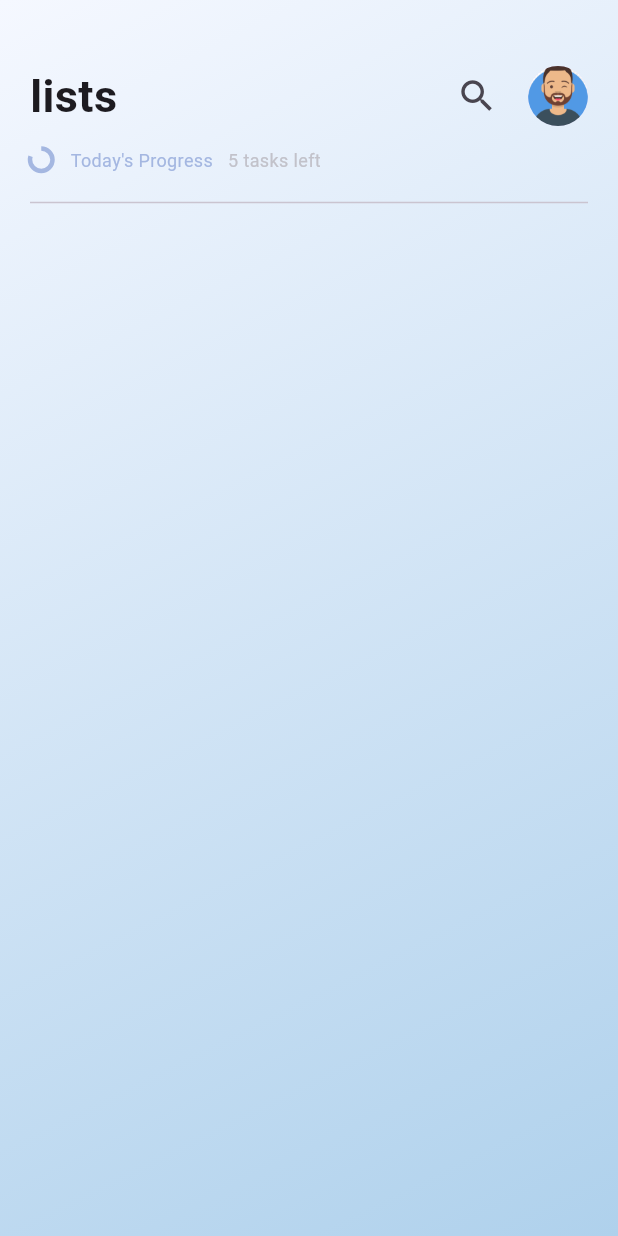
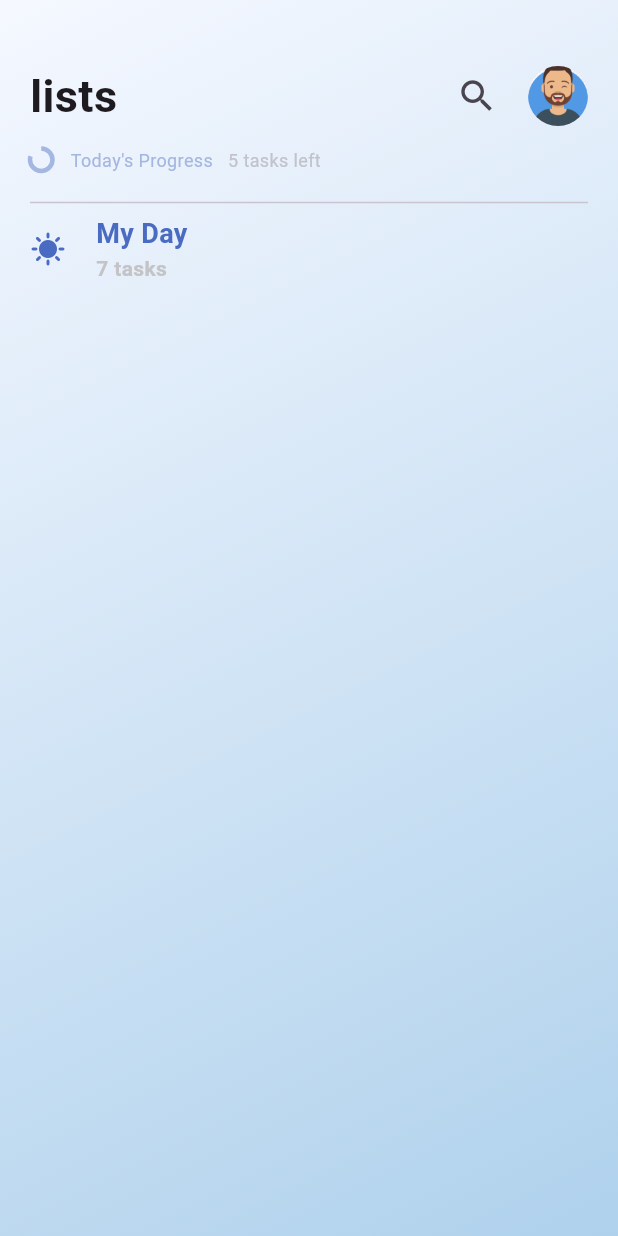
Before and after one commit to George-Samir88/TEKNOSOFT, a Flutter app: the screen it shows after launch, on a phone screen of 412 x 824 dp. Run offline on Flutter 3.47's test engine with Material 3 defaults, Android fonts, the phone set to English and light mode, and no system bars.

Commit message:
add task classification item

```diff
--- a/lib/features/home/presentation/views/widgets/home_view_body.dart
+++ b/lib/features/home/presentation/views/widgets/home_view_body.dart
@@ -1,4 +1,5 @@
 import 'package:flutter/material.dart';
+import 'package:to_do_list_teknosoft/features/home/presentation/views/widgets/task_classification_item.dart';
 
 import 'custom_app_bar.dart';
 
@@ -28,6 +29,7 @@ class HomeViewBody extends StatelessWidget {
                 height: 12,
               ),
               Divider(),
+              TaskClassificationItem(),
             ],
           ),
         ],
--- /dev/null
+++ b/lib/features/home/presentation/views/widgets/task_classification_item.dart
@@ -0,0 +1,43 @@
+import 'package:flutter/material.dart';
+
+class TaskClassificationItem extends StatelessWidget {
+  const TaskClassificationItem({
+    super.key,
+  });
+
+  @override
+  Widget build(BuildContext context) {
+    return const Row(
+      children: [
+        Icon(
+          Icons.sunny,
+          color: Color(0xff496BC2),
+        ),
+        SizedBox(
+          width: 20,
+        ),
+        Column(
+          crossAxisAlignment: CrossAxisAlignment.start,
+          children: [
+            Text(
+              'My Day',
+              style: TextStyle(
+                color: Color(0xff496BC2),
+                fontSize: 18,
+                fontWeight: FontWeight.w600,
+              ),
+            ),
+            Text(
+              '7 tasks',
+              style: TextStyle(
+                color: Color(0xffC4C4C6),
+                fontSize: 14,
+                fontWeight: FontWeight.w600,
+              ),
+            ),
+          ],
+        ),
+      ],
+    );
+  }
+}
```
